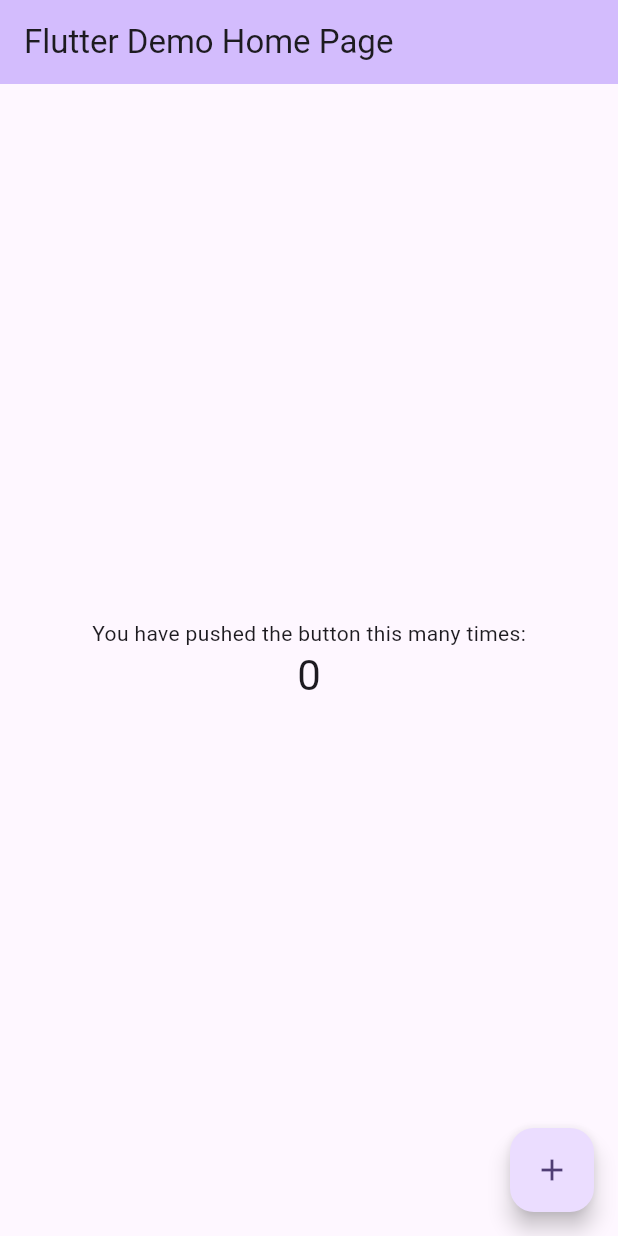
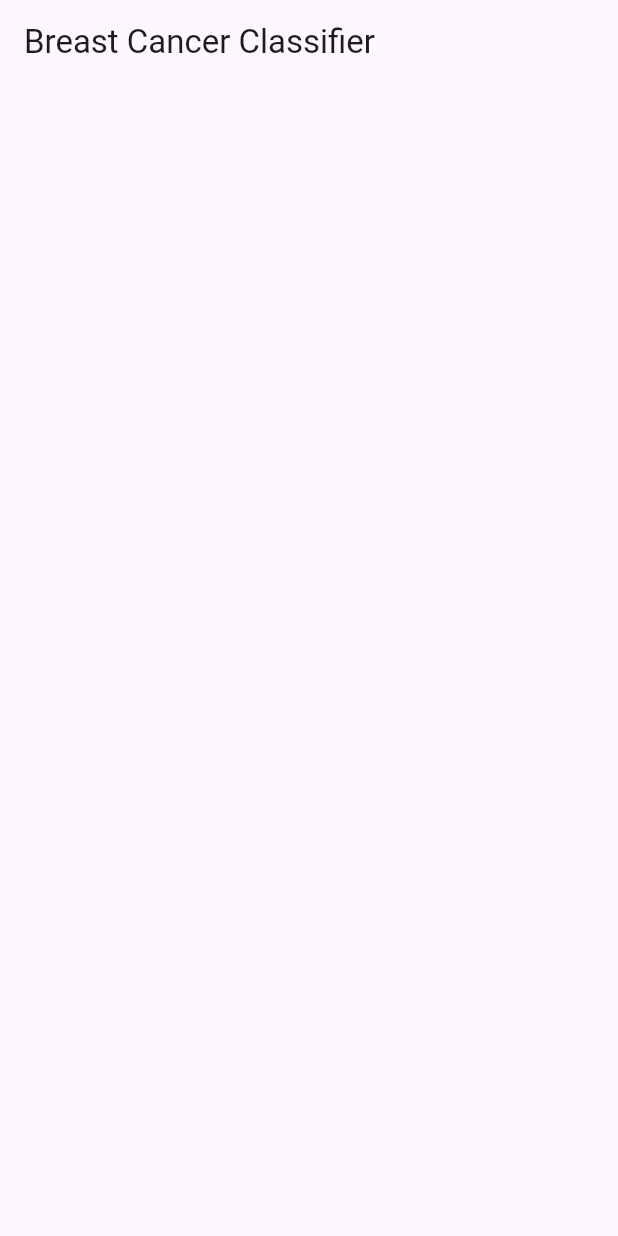
Before and after one commit to emiliodallatorre/unive-breastcancer-client, a Flutter app: the screen it shows after launch, on a phone screen of 412 x 824 dp. Run offline on Flutter 3.47's test engine with Material 2 defaults, Android fonts, the phone set to English and light mode, and no system bars.

```diff
--- a/lib/interface/screen/home_screen.dart
+++ b/lib/interface/screen/home_screen.dart
@@ -0,0 +1,27 @@
+import 'package:flutter/material.dart';
+import 'package:unive_breastcancer_client/references.dart';
+
+class HomeScreen extends StatefulWidget {
+  static const String route = "/homeScreen";
+
+  const HomeScreen({super.key});
+
+  @override
+  State<HomeScreen> createState() => _HomeScreenState();
+}
+
+class _HomeScreenState extends State<HomeScreen> {
+  @override
+  Widget build(BuildContext context) {
+    return Scaffold(
+      appBar: AppBar(title: const Text(References.appName)),
+      body: buildBody(),
+    );
+  }
+
+  Widget buildBody() {
+    return Column(
+
+    );
+  }
+}
--- a/lib/main.dart
+++ b/lib/main.dart
@@ -1,125 +1,26 @@
 import 'package:flutter/material.dart';
+import 'package:unive_breastcancer_client/interface/screen/home_screen.dart';
+import 'package:unive_breastcancer_client/references.dart';
 
 void main() {
-  runApp(const MyApp());
+  runApp(const BreastCancerClassifierClient());
 }
 
-class MyApp extends StatelessWidget {
-  const MyApp({super.key});
+class BreastCancerClassifierClient extends StatelessWidget {
+  const BreastCancerClassifierClient({super.key});
 
-  // This widget is the root of your application.
   @override
   Widget build(BuildContext context) {
     return MaterialApp(
-      title: 'Flutter Demo',
+      title: References.appName,
       theme: ThemeData(
-        // This is the theme of your application.
-        //
-        // TRY THIS: Try running your application with "flutter run". You'll see
-        // the application has a blue toolbar. Then, without quitting the app,
-        // try changing the seedColor in the colorScheme below to Colors.green
-        // and then invoke "hot reload" (save your changes or press the "hot
-        // reload" button in a Flutter-supported IDE, or press "r" if you used
-        // the command line to start the app).
-        //
-        // Notice that the counter didn't reset back to zero; the application
-        // state is not lost during the reload. To reset the state, use hot
-        // restart instead.
-        //
-        // This works for code too, not just values: Most code changes can be
-        // tested with just a hot reload.
         colorScheme: ColorScheme.fromSeed(seedColor: Colors.deepPurple),
         useMaterial3: true,
       ),
-      home: const MyHomePage(title: 'Flutter Demo Home Page'),
+      initialRoute: HomeScreen.route,
+      routes: <String, Widget Function(BuildContext)>{
+        HomeScreen.route: (BuildContext context) => HomeScreen(),
+      },
     );
   }
 }
-
-class MyHomePage extends StatefulWidget {
-  const MyHomePage({super.key, required this.title});
-
-  // This widget is the home page of your application. It is stateful, meaning
-  // that it has a State object (defined below) that contains fields that affect
-  // how it looks.
-
-  // This class is the configuration for the state. It holds the values (in this
-  // case the title) provided by the parent (in this case the App widget) and
-  // used by the build method of the State. Fields in a Widget subclass are
-  // always marked "final".
-
-  final String title;
-
-  @override
-  State<MyHomePage> createState() => _MyHomePageState();
-}
-
-class _MyHomePageState extends State<MyHomePage> {
-  int _counter = 0;
-
-  void _incrementCounter() {
-    setState(() {
-      // This call to setState tells the Flutter framework that something has
-      // changed in this State, which causes it to rerun the build method below
-      // so that the display can reflect the updated values. If we changed
-      // _counter without calling setState(), then the build method would not be
-      // called again, and so nothing would appear to happen.
-      _counter++;
-    });
-  }
-
-  @override
-  Widget build(BuildContext context) {
-    // This method is rerun every time setState is called, for instance as done
-    // by the _incrementCounter method above.
-    //
-    // The Flutter framework has been optimized to make rerunning build methods
-    // fast, so that you can just rebuild anything that needs updating rather
-    // than having to individually change instances of widgets.
-    return Scaffold(
-      appBar: AppBar(
-        // TRY THIS: Try changing the color here to a specific color (to
-        // Colors.amber, perhaps?) and trigger a hot reload to see the AppBar
-        // change color while the other colors stay the same.
-        backgroundColor: Theme.of(context).colorScheme.inversePrimary,
-        // Here we take the value from the MyHomePage object that was created by
-        // the App.build method, and use it to set our appbar title.
-        title: Text(widget.title),
-      ),
-      body: Center(
-        // Center is a layout widget. It takes a single child and positions it
-        // in the middle of the parent.
-        child: Column(
-          // Column is also a layout widget. It takes a list of children and
-          // arranges them vertically. By default, it sizes itself to fit its
-          // children horizontally, and tries to be as tall as its parent.
-          //
-          // Column has various properties to control how it sizes itself and
-          // how it positions its children. Here we use mainAxisAlignment to
-          // center the children vertically; the main axis here is the vertical
-          // axis because Columns are vertical (the cross axis would be
-          // horizontal).
-          //
-          // TRY THIS: Invoke "debug painting" (choose the "Toggle Debug Paint"
-          // action in the IDE, or press "p" in the console), to see the
-          // wireframe for each widget.
-          mainAxisAlignment: MainAxisAlignment.center,
-          children: <Widget>[
-            const Text(
-              'You have pushed the button this many times:',
-            ),
-            Text(
-              '$_counter',
-              style: Theme.of(context).textTheme.headlineMedium,
-            ),
-          ],
-        ),
-      ),
-      floatingActionButton: FloatingActionButton(
-        onPressed: _incrementCounter,
-        tooltip: 'Increment',
-        child: const Icon(Icons.add),
-      ), // This trailing comma makes auto-formatting nicer for build methods.
-    );
-  }
-}
--- a/lib/references.dart
+++ b/lib/references.dart
@@ -0,0 +1,5 @@
+class References {
+  static const String appName = "Breast Cancer Classifier";
+
+  static const String baseUrl = "http://emiliodallatorre.it:8000";
+}
```
Also changed, not shown: lib/models/predict_request_model.dart (added, +18 -0 lines), lib/models/predict_response_model.dart (added, +18 -0 lines), lib/resources/provider/prediction_provider.dart (added, +28 -0 lines), pubspec.yaml (+15 -67 lines), lib/models/predict_request_model.g.dart (added), lib/models/predict_response_model.g.dart (added), pubspec.lock, 1 other file.
